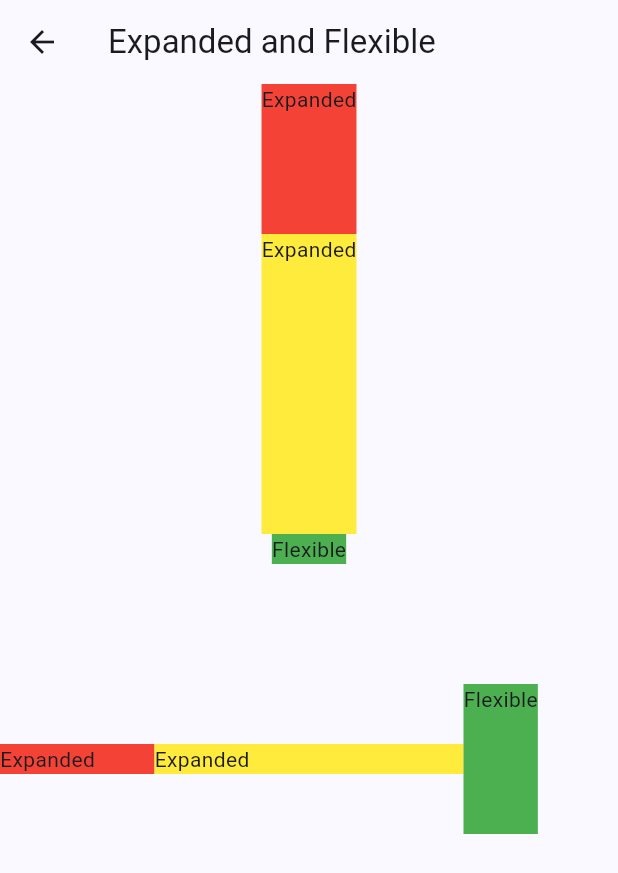
After one commit to zribktad/flutter_app_tutorial, a Flutter app: the SettingPage screen opened directly, after a tap on "Show Flexible and Expanded", on a phone screen of 412 x 824 dp. The commit adds this screen. Shown: the top 873 px of the screen. Run offline on Flutter 3.47's test engine with Material 3 defaults, Android fonts, the phone set to English and light mode, and no system bars; our stand-ins replace lottie, shared_preferences; accounts and stored records are empty.

Commit message:
Refactor layout in HomePage, enhance LoginPage with MediaQuery, add CircleAvatar to ProfilePage, update settings navigation, and implement ExpandedFlexiblePage

```diff
--- /dev/null
+++ b/lib/views/pages/expanded_flexible_page.dart
@@ -0,0 +1,57 @@
+import 'package:flutter/material.dart';
+
+class ExpandedFlexiblePage extends StatelessWidget {
+  const ExpandedFlexiblePage({super.key});
+
+  @override
+  Widget build(BuildContext context) {
+    return Scaffold(
+      appBar: AppBar(title: const Text("Expanded and Flexible")),
+      body: Column(
+        children: [
+          SizedBox(
+            height: 400,
+            child: Column(
+              children: [
+                Expanded(
+                  child: Container(color: Colors.red, child: Text("Expanded")),
+                ),
+                Expanded(
+                  flex: 2,
+                  child: Container(
+                    color: Colors.yellow,
+                    child: Text("Expanded"),
+                  ),
+                ),
+                Flexible(
+                  child: Container(
+                    color: Colors.green,
+                    child: Text("Flexible"),
+                  ),
+                ),
+              ],
+            ),
+          ),
+          Row(
+            children: [
+              Expanded(
+                child: Container(color: Colors.red, child: Text("Expanded")),
+              ),
+              Expanded(
+                flex: 2,
+                child: Container(color: Colors.yellow, child: Text("Expanded")),
+              ),
+              Flexible(
+                child: Container(
+                  color: Colors.green,
+                  height: 100,
+                  child: Text("Flexible"),
+                ),
+              ),
+            ],
+          ),
+        ],
+      ),
+    );
+  }
+}
--- a/lib/views/pages/home_page.dart
+++ b/lib/views/pages/home_page.dart
@@ -21,10 +21,11 @@ class HomePage extends StatelessWidget {
     ];
 
     return Padding(
-      padding: const EdgeInsets.all(10.0),
+      padding: const EdgeInsets.symmetric(horizontal: 10.0),
       child: SingleChildScrollView(
         child: Column(
           children: [
+            const SizedBox(height: 10.0),
             const HeroWidget(title: "Home hero", nextPage: CoursePage()),
             Column(
               children: [
--- a/lib/views/pages/profile_page.dart
+++ b/lib/views/pages/profile_page.dart
@@ -11,6 +11,10 @@ class ProfilePage extends StatelessWidget {
       padding: const EdgeInsets.all(20.0),
       child: Column(
         children: [
+          const CircleAvatar(
+            radius: 50.0,
+            backgroundImage: AssetImage('assets/images/logo.png'),
+          ),
           ListTile(
             title: Text("Logout"),
             onTap: () {
--- a/lib/views/pages/settings_page.dart
+++ b/lib/views/pages/settings_page.dart
@@ -1,4 +1,5 @@
 import 'package:flutter/material.dart';
+import 'package:flutter_app/views/pages/expanded_flexible_page.dart';
 
 class SettingPage extends StatefulWidget {
   const SettingPage({super.key, required this.title});
@@ -168,9 +169,14 @@ class _SettingPageState extends State<SettingPage> {
                 style: ElevatedButton.styleFrom(),
                 onPressed: () {
                   // Handle button press
-                  print("Button pressed");
+                  Navigator.push(
+                    context,
+                    MaterialPageRoute(
+                      builder: (context) => ExpandedFlexiblePage(),
+                    ),
+                  );
                 },
-                child: Text("Submit"),
+                child: Text("Show Flexible and Expanded"),
               ),
               FilledButton(
                 style: ElevatedButton.styleFrom(),
--- a/lib/views/widgets/container_widget.dart
+++ b/lib/views/widgets/container_widget.dart
@@ -15,8 +15,9 @@ class ContainerWidget extends StatelessWidget {
   Widget build(BuildContext context) {
     return Container(
       width: double.infinity,
-      padding: const EdgeInsets.only(top: 10.0),
+      padding: const EdgeInsets.symmetric(vertical: 2.0),
       child: Card(
+        margin: EdgeInsets.zero,
         child: Padding(
           padding: const EdgeInsets.all(20.0),
           child: Column(
--- a/lib/views/widgets/hero_widget.dart
+++ b/lib/views/widgets/hero_widget.dart
@@ -23,6 +23,8 @@ class HeroWidget extends StatelessWidget {
         children: [
           Hero(
             tag: "hero-image",
+            child: AspectRatio(
+              aspectRatio: 1920 / 1080,
               child: ClipRRect(
                 borderRadius: BorderRadius.circular(20),
                 child: Stack(
@@ -30,15 +32,18 @@ class HeroWidget extends StatelessWidget {
                   children: [
                     Image.asset(
                       "assets/images/bg.jpg",
+                      fit: BoxFit.cover,
                       color: Colors.blue,
                       colorBlendMode: BlendMode.darken,
                     ),
                     Lottie.asset(
                       "assets/lotties/lottie_animation2.json",
+                      fit: BoxFit.cover,
                       width: 200,
                       height: 200,
                     ),
                   ],
+                ),
               ),
             ),
           ),
--- a/pubspec.yaml
+++ b/pubspec.yaml
@@ -48,6 +48,7 @@ dev_dependencies:
   flutter_lints: ^5.0.0
   shared_preferences: ^2.5.3
   flutter_launcher_icons: ^0.14.4
+  http: ^1.4.0
 
 # For information on the generic Dart part of this file, see the
 # following page: https://dart.dev/tools/pub/pubspec
```
Also changed, not shown: lib/views/pages/login_page.dart (+11 -0 lines), pubspec.lock. Lines whose indentation alone changed are shown as unchanged.
